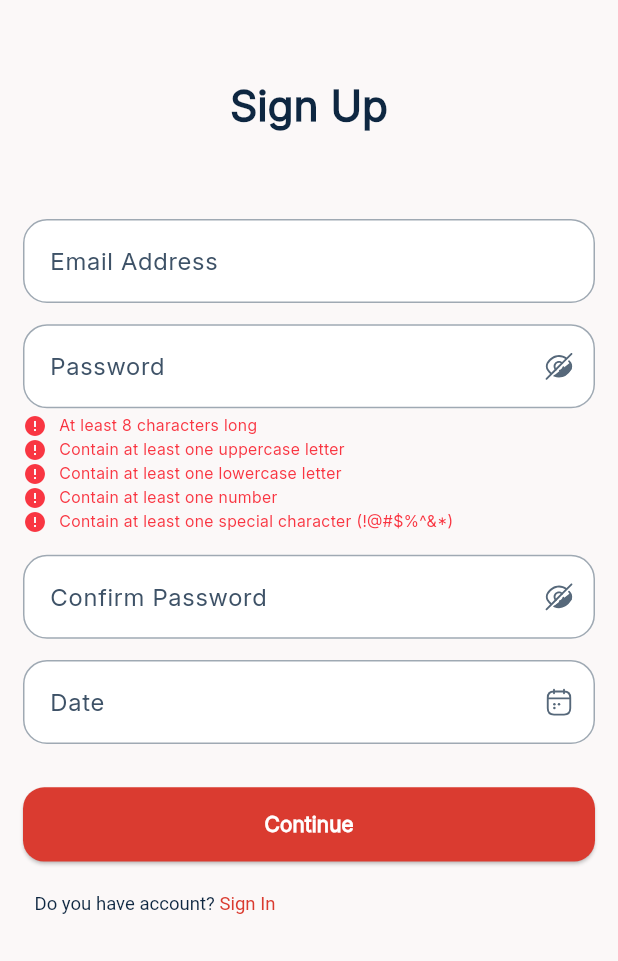
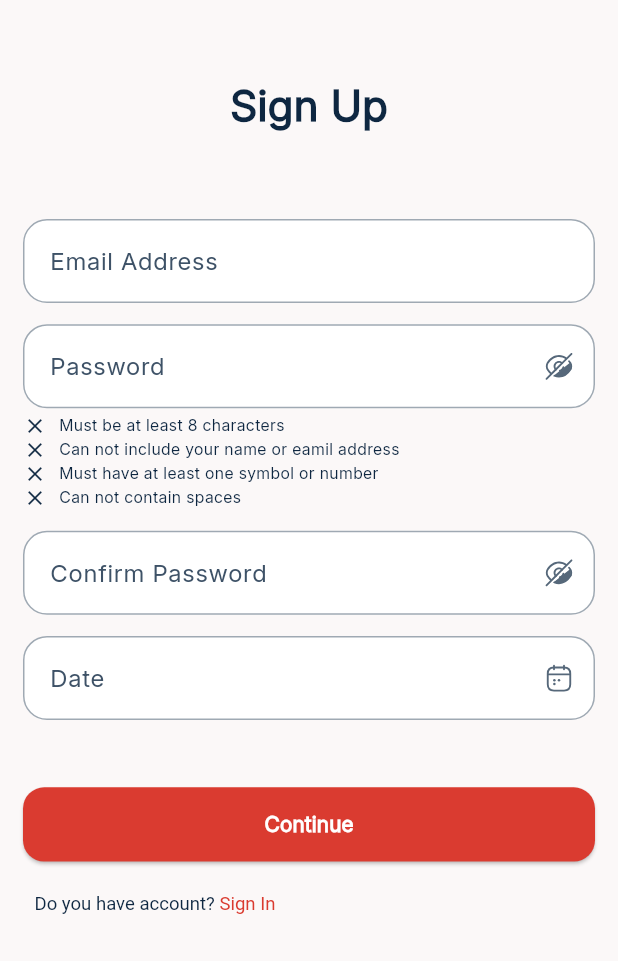
Before and after one commit to bitmonk/preo_app, a Flutter app: the screen it shows after launch, on a phone screen of 412 x 824 dp, the part 275-1236 px from its top. Run offline on Flutter 3.47's test engine with Material 3 defaults, Android fonts, the phone set to English and light mode, and no system bars; our stand-ins replace flutter_animate, flutter_screenutil, flutter_svg, form_validator, get, pinput and 1 more.

Commit message:
password validation

```diff
--- a/lib/features/authentication/signup/signup.dart
+++ b/lib/features/authentication/signup/signup.dart
@@ -130,23 +130,19 @@ class _SignupState extends State<Signup> {
                                   children: [
                                     SizedBox(height: 4.h),
                                     _buildValidationMessage(
-                                      'At least 8 characters long',
+                                      'Must be at least 8 characters',
                                       authController.hasMinLength.value,
                                     ),
                                     _buildValidationMessage(
-                                      'Contain at least one uppercase letter',
+                                      'Can not include your name or eamil address',
                                       authController.hasUpperCase.value,
                                     ),
                                     _buildValidationMessage(
-                                      'Contain at least one lowercase letter',
+                                      'Must have at least one symbol or number',
                                       authController.hasLowerCase.value,
                                     ),
                                     _buildValidationMessage(
-                                      'Contain at least one number',
-                                      authController.hasNumber.value,
-                                    ),
-                                    _buildValidationMessage(
-                                      'Contain at least one special character (!@#\$%^&*)',
+                                      'Can not contain spaces',
                                       authController.hasSpecialCharacter.value,
                                     ),
                                   ],
@@ -259,8 +255,8 @@ class _SignupState extends State<Signup> {
     return Row(
       children: [
         Icon(
-          isValid ? Icons.check_circle : Icons.error,
-          color: isValid ? AppColors.primary : AppColors.error500,
+          isValid ? Icons.check : Icons.close,
+          color: AppColors.neutral900,
           size: 16,
         ),
         SizedBox(width: 8),
@@ -268,7 +264,7 @@ class _SignupState extends State<Signup> {
           message,
           style: TextStyle(
             fontSize: 12.sp,
-            color: isValid ? AppColors.primary : AppColors.error500,
+            color: AppColors.neutral900,
           ),
         ),
       ],
--- a/lib/utils/constants/colors.dart
+++ b/lib/utils/constants/colors.dart
@@ -9,6 +9,7 @@ class AppColors {
   static const Color neutral600 = Color(0xFF8793A0);
   static const Color neutral700 = Color(0xFF3E5267);
   static const Color neutral800 = Color(0xFF56687A);
+  static const Color neutral900 = Color(0xFF0E2741);
   static const Color error500 = Color(0xFFF93642);
 
 // UI Colors ->
```
